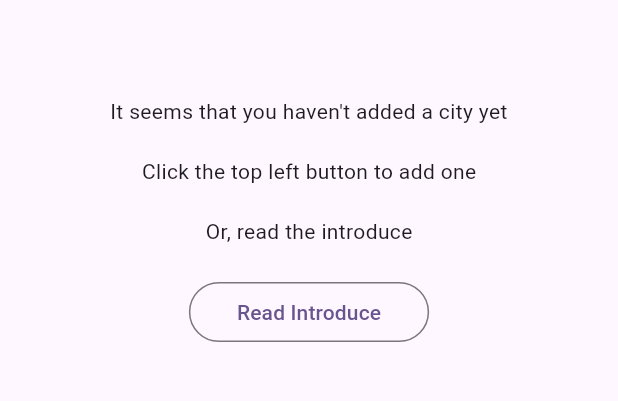
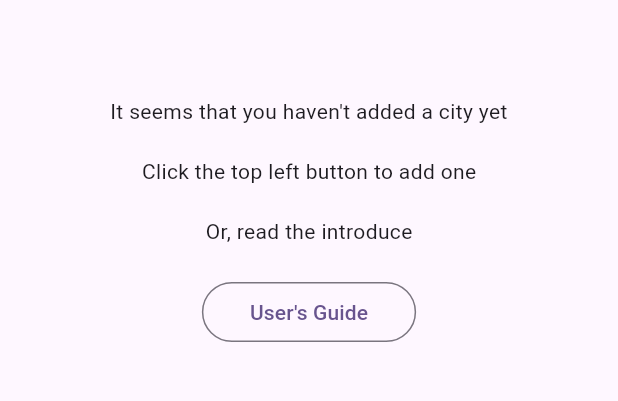
Before and after one commit to 57UU/Shape_Weather, a Flutter app: the screen it shows after launch, on a phone screen of 412 x 824 dp, the part 63-464 px from its top. Run offline on Flutter 3.47's test engine with Material 2 defaults, Android fonts, the phone set to English and light mode, and no system bars; our stand-ins replace reorderables, shared_preferences, syncfusion_flutter_charts; missing offline and left inert: bitsdojo_window, open_weather_client.

```diff
--- a/lib/Setting/Setting.dart
+++ b/lib/Setting/Setting.dart
@@ -1,4 +1,5 @@
 import 'package:flutter/cupertino.dart';
+import 'package:flutter/foundation.dart';
 import 'package:flutter/material.dart';
 import 'package:shape_weather/Setting/Configuration.dart';
 import 'package:shape_weather/Utils.dart';
@@ -46,7 +47,7 @@ class _SettingState extends State<Setting> {
               return const Introduce();
             }));
           },
-          child: const Text("Read Introduce")),
+          child: const Text("User's Guide")),
       ButtonWithPadding(
           onPressed: () async {
             var flag =
@@ -60,13 +61,21 @@ class _SettingState extends State<Setting> {
             "Clear All Data",
             style: TextStyle(color: Colors.red),
           )),
+
+      kIsWeb?
+      ButtonWithPadding(
+          onPressed: () async {
+            await launchUrl(Uri.parse("https://github.com/57UU/Shape_Weather/releases"));
+          },
+          child: const Text("Download Native Edition")):Container(),
+
       ButtonWithPadding(
           onPressed: () {
             Navigator.push(context, CupertinoPageRoute(builder: (builder) {
               return const Test();
             }));
           },
-          child: const Text("Test"))
+          child: const Text("Test")),
     ];
     return Scaffold(
       appBar: AppBar(
--- a/lib/WeatherUI/Welcome.dart
+++ b/lib/WeatherUI/Welcome.dart
@@ -1,5 +1,7 @@
 import 'package:flutter/cupertino.dart';
+import 'package:flutter/foundation.dart';
 import 'package:flutter/material.dart';
+import 'package:shape_weather/WeatherUI/Control.dart';
 import 'package:shape_weather/WeatherUI/Introduce.dart';
 
 
@@ -29,8 +31,14 @@ class Welcome extends StatelessWidget {
             }));
           }, child: const Padding(
             padding: EdgeInsets.all(8.0),
-            child: Text("Read Introduce"),
-          ))
+            child: Text("User's Guide"),
+          )),
+          kIsWeb? commonCard(context: context, title: "Note", child: const Center(child: Column(
+            children: [
+              Text("Current Platform is Web"),
+              Text("Low Performance and Some Bugs"),
+            ],
+          ),)):Container(),
         ],
       ),
     );
```
Also changed, not shown: 1 other file.
